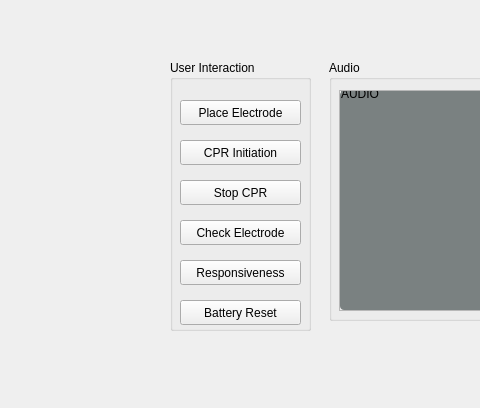
Old version of the form AED_Project/mainwindow.ui in the repository g-kassis/AED; both pictures show x 510 to 990 and y 300 to 708 of the 1124 by 708 pixel window.
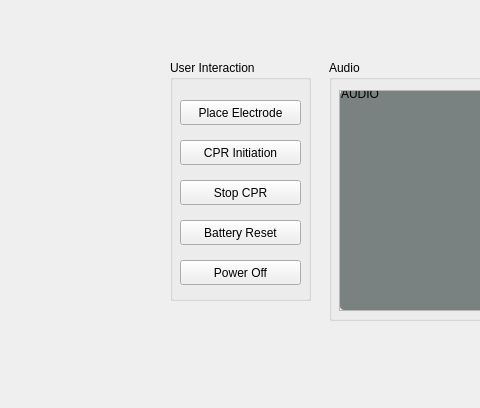
New version of the form. Icons and pictures are not drawn. Custom widgets are drawn as their Qt base class.

Commit message:
Graph Rewind & Power Off
Fixed graph rewinding and implemented the turn off AED feature

Diff of the .ui file:
```diff
--- a/AED_Project/mainwindow.ui
+++ b/AED_Project/mainwindow.ui
@@ -478,7 +478,7 @@
       <x>680</x>
       <y>360</y>
       <width>141</width>
-      <height>271</height>
+      <height>241</height>
      </rect>
     </property>
     <property name="title">
@@ -514,7 +514,7 @@
      <property name="geometry">
       <rect>
        <x>10</x>
-       <y>240</y>
+       <y>160</y>
        <width>121</width>
        <height>25</height>
       </rect>
@@ -536,20 +536,7 @@
       <string>Stop CPR</string>
      </property>
     </widget>
-    <widget class="QPushButton" name="cprButton_3">
-     <property name="geometry">
-      <rect>
-       <x>10</x>
-       <y>160</y>
-       <width>121</width>
-       <height>25</height>
-      </rect>
-     </property>
-     <property name="text">
-      <string>Check Electrode</string>
-     </property>
-    </widget>
-    <widget class="QPushButton" name="responsivenessButton">
+    <widget class="QPushButton" name="powerOffButton">
      <property name="geometry">
       <rect>
        <x>10</x>
@@ -559,7 +546,7 @@
       </rect>
      </property>
      <property name="text">
-      <string>Responsiveness</string>
+      <string>Power Off</string>
      </property>
     </widget>
    </widget>
```
The commit also changes 4 other files.
